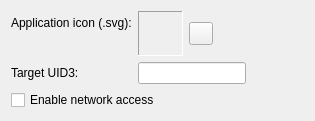
This is src/plugins/qt4projectmanager/wizards/mobileappwizardsymbianoptionspage.ui in qt-creator/qt-creator as Qt 5 draws it before an edit. The edited form follows.
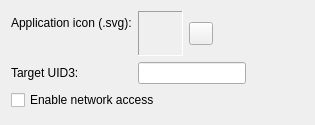
This is the edited form.

```diff
--- a/src/plugins/qt4projectmanager/wizards/mobileappwizardsymbianoptionspage.ui
+++ b/src/plugins/qt4projectmanager/wizards/mobileappwizardsymbianoptionspage.ui
@@ -7,7 +7,7 @@
     <x>0</x>
     <y>0</y>
     <width>315</width>
-    <height>116</height>
+    <height>125</height>
    </rect>
   </property>
   <property name="windowTitle">
```
Left out of the diff: 4 changed lines with no effect on the pictures.
